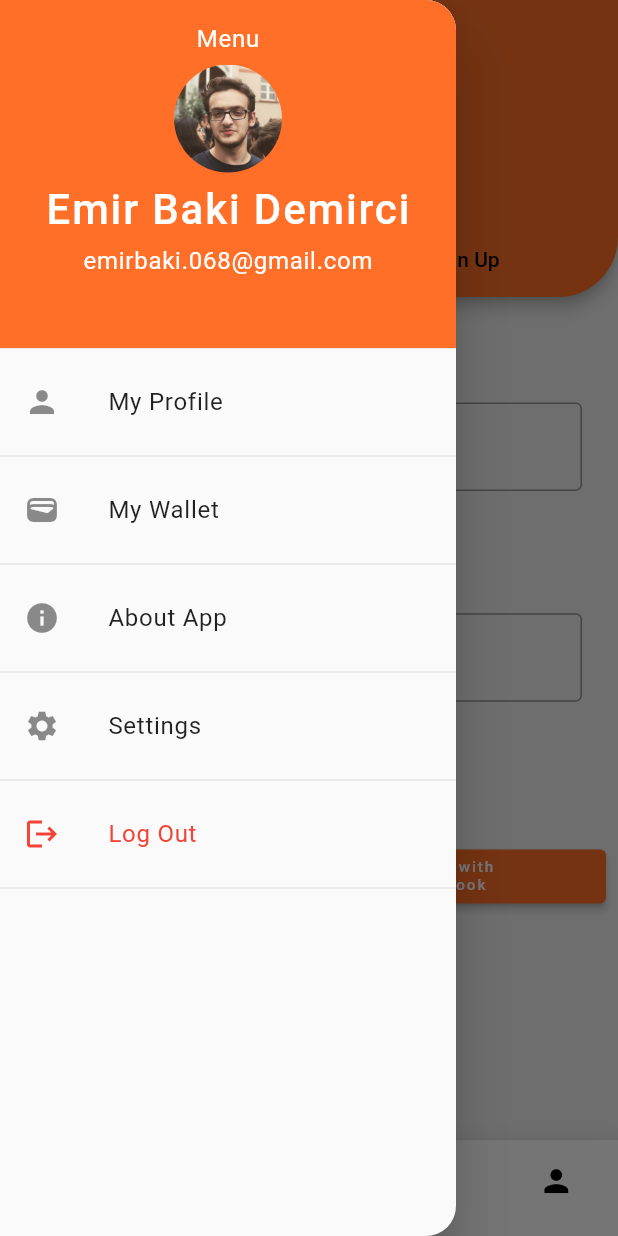
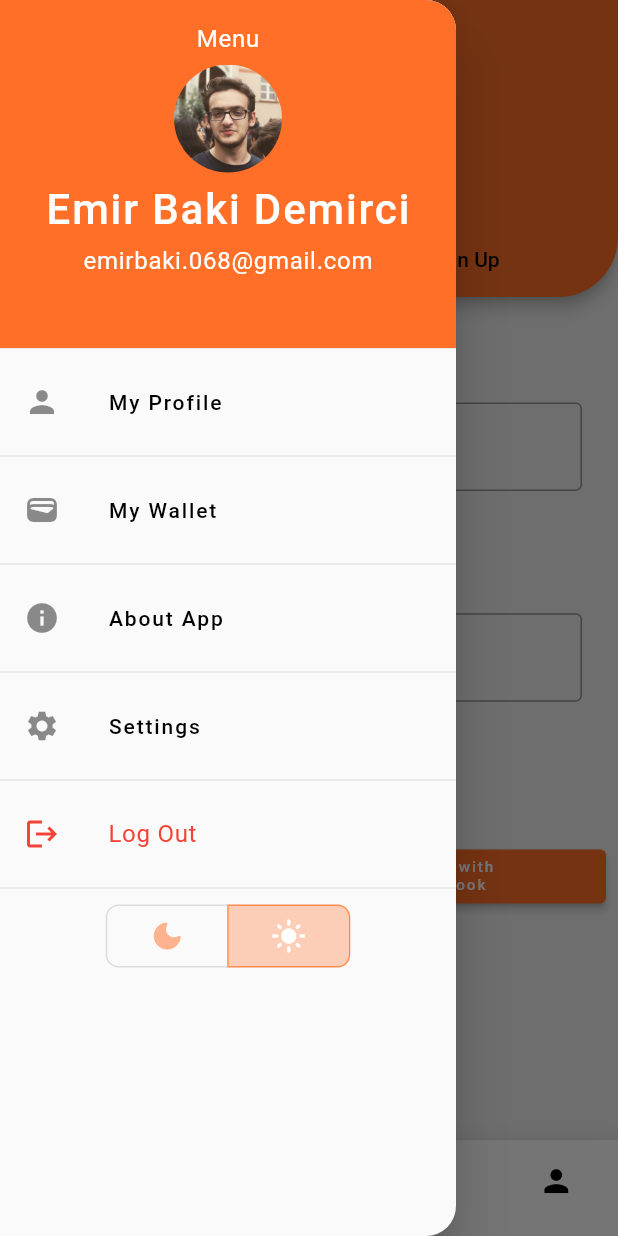
Before and after one commit to emirbaki/Homate, a Flutter app: the screen it shows after launch, with the side drawer open, on a phone screen of 412 x 824 dp. Run offline on Flutter 3.47's test engine with Material 2 defaults, Android fonts, the phone set to English and light mode, and no system bars; our stand-ins replace carousel_slider, get_it, google_fonts; missing offline and left inert: checkdigit.

Commit message:
dark tema switchi eklendi

```diff
--- a/lib/main.dart
+++ b/lib/main.dart
@@ -11,8 +11,28 @@ void main() {
   runApp(const MyApp());
 }
 
-class MyApp extends StatelessWidget {
+class MyApp extends StatefulWidget {
   const MyApp({super.key});
+
+  @override
+  State<MyApp> createState() => _MyAppState();
+
+  static _MyAppState of(BuildContext context) =>
+      context.findAncestorStateOfType<_MyAppState>()!;
+}
+
+class _MyAppState extends State<MyApp> {
+  ThemeMode _themeMode = ThemeMode.light;
+
+  void changeTheme(ThemeMode mode) {
+    setState(() {
+      _themeMode = mode;
+    });
+  }
+
+  ThemeMode getTheme() {
+    return _themeMode;
+  }
 
   // This widget is the root of your application.
   @override
@@ -21,22 +41,9 @@ class MyApp extends StatelessWidget {
       title: 'Homate',
       debugShowCheckedModeBanner: false,
 
-      theme: ThemeData(
-        primarySwatch: HomateColorHelper.homateOrange,
-        fontFamily: GoogleFonts.roboto().fontFamily,
-        textTheme: HomateThemeHelper.textTheme,
-        floatingActionButtonTheme: FloatingActionButtonThemeData(
-            backgroundColor: HomateColorHelper.homateOrange),
-        tabBarTheme: const TabBarTheme(
-            indicator: UnderlineTabIndicator(
-                insets: EdgeInsets.symmetric(horizontal: 50),
-                borderRadius: BorderRadius.all(Radius.circular(5)),
-                borderSide: BorderSide(
-                    color: Colors.white, style: BorderStyle.solid, width: 2)),
-            labelColor: Colors.white,
-            unselectedLabelColor: Colors.black,
-            indicatorColor: Colors.white),
-      ),
+      theme: HomateThemeHelper.lightTheme,
+      darkTheme: HomateThemeHelper.darkTheme,
+      themeMode: _themeMode,
       initialRoute: '/',
       routes: {
         '/': (context) => pages[0],
--- a/lib/utilities/theme_utilities.dart
+++ b/lib/utilities/theme_utilities.dart
@@ -1,8 +1,55 @@
 import 'package:flutter/material.dart';
 import 'package:google_fonts/google_fonts.dart';
 
+import 'color_utilities.dart';
+
 class HomateThemeHelper {
-  static TextTheme textTheme = TextTheme(
+  static ThemeData darkTheme = ThemeData(
+    colorScheme: ColorScheme.dark(
+      background: const Color.fromARGB(255, 46, 46, 46),
+      primary: HomateColorHelper.homateOrange,
+    ),
+    fontFamily: GoogleFonts.roboto().fontFamily,
+    textTheme: HomateThemeHelper.darkTextTheme,
+    floatingActionButtonTheme: FloatingActionButtonThemeData(
+        foregroundColor: Colors.white,
+        backgroundColor: HomateColorHelper.homateOrange),
+    tabBarTheme: TabBarTheme(
+        indicator: UnderlineTabIndicator(
+            insets: const EdgeInsets.symmetric(horizontal: 50),
+            borderRadius: const BorderRadius.all(Radius.circular(5)),
+            borderSide: BorderSide(
+                color: HomateColorHelper.homateOrange,
+                style: BorderStyle.solid,
+                width: 2)),
+        labelColor: HomateColorHelper.homateOrange.shade900,
+        unselectedLabelColor: Colors.white,
+        indicatorColor: HomateColorHelper.homateOrange.shade900),
+    iconTheme: const IconThemeData(color: Colors.white),
+  );
+
+  static ThemeData lightTheme = ThemeData(
+    colorScheme: ColorScheme.light(
+      background: const Color.fromARGB(255, 239, 239, 239),
+      primary: HomateColorHelper.homateOrange,
+    ),
+    fontFamily: GoogleFonts.roboto().fontFamily,
+    textTheme: HomateThemeHelper.lightTextTheme,
+    floatingActionButtonTheme: FloatingActionButtonThemeData(
+        backgroundColor: HomateColorHelper.homateOrange),
+    tabBarTheme: const TabBarTheme(
+        indicator: UnderlineTabIndicator(
+            insets: EdgeInsets.symmetric(horizontal: 50),
+            borderRadius: BorderRadius.all(Radius.circular(5)),
+            borderSide: BorderSide(
+                color: Colors.white, style: BorderStyle.solid, width: 2)),
+        labelColor: Colors.white,
+        unselectedLabelColor: Colors.black,
+        indicatorColor: Colors.white),
+    iconTheme: const IconThemeData(color: Colors.black),
+  );
+
+  static TextTheme lightTextTheme = TextTheme(
     displayLarge: GoogleFonts.roboto(
         fontSize: 97, fontWeight: FontWeight.w300, letterSpacing: -1.5),
     displayMedium: GoogleFonts.roboto(
@@ -29,4 +76,66 @@ class HomateThemeHelper {
     labelSmall: GoogleFonts.roboto(
         fontSize: 10, fontWeight: FontWeight.w400, letterSpacing: 1.5),
   );
+
+  static TextTheme darkTextTheme = TextTheme(
+    displayLarge: GoogleFonts.roboto(
+        fontSize: 97,
+        fontWeight: FontWeight.w300,
+        letterSpacing: -1.5,
+        color: Colors.black),
+    displayMedium: GoogleFonts.roboto(
+        fontSize: 61,
+        fontWeight: FontWeight.w300,
+        letterSpacing: -0.5,
+        color: Colors.black),
+    displaySmall: GoogleFonts.roboto(
+        fontSize: 48, fontWeight: FontWeight.w400, color: Colors.black),
+    headlineMedium: GoogleFonts.roboto(
+        fontSize: 34,
+        fontWeight: FontWeight.w400,
+        letterSpacing: 0.25,
+        color: Colors.black),
+    headlineSmall: GoogleFonts.roboto(
+        fontSize: 24, fontWeight: FontWeight.w400, color: Colors.black),
+    titleLarge: GoogleFonts.roboto(
+        fontSize: 20,
+        fontWeight: FontWeight.w500,
+        letterSpacing: 0.15,
+        color: Colors.black),
+    titleMedium: GoogleFonts.roboto(
+        fontSize: 16,
+        fontWeight: FontWeight.w400,
+        letterSpacing: 0.15,
+        color: Colors.black),
+    titleSmall: GoogleFonts.roboto(
+        fontSize: 14,
+        fontWeight: FontWeight.w500,
+        letterSpacing: 0.1,
+        color: Colors.black),
+    bodyLarge: GoogleFonts.roboto(
+        fontSize: 16,
+        fontWeight: FontWeight.w400,
+        letterSpacing: 0.5,
+        color: Colors.black),
+    bodyMedium: GoogleFonts.roboto(
+        fontSize: 14,
+        fontWeight: FontWeight.w400,
+        letterSpacing: 0.25,
+        color: Colors.black),
+    labelLarge: GoogleFonts.roboto(
+        fontSize: 14,
+        fontWeight: FontWeight.w500,
+        letterSpacing: 1.25,
+        color: Colors.black),
+    bodySmall: GoogleFonts.roboto(
+        fontSize: 12,
+        fontWeight: FontWeight.w400,
+        letterSpacing: 0.4,
+        color: Colors.black),
+    labelSmall: GoogleFonts.roboto(
+        fontSize: 10,
+        fontWeight: FontWeight.w400,
+        letterSpacing: 1.5,
+        color: Colors.black),
+  );
 }
--- a/lib/widgets/bottom_bar_widget.dart
+++ b/lib/widgets/bottom_bar_widget.dart
@@ -22,7 +22,7 @@ class BottomBarWidget extends StatelessWidget {
         duration: const Duration(milliseconds: 600),
         selectedColorOpacity: 0.1,
         selectedItemColor: HomateColorHelper.homateOrange,
-        unselectedItemColor: Colors.black,
+        // unselectedItemColor: Colors.black,
         currentIndex: currentIndex,
         onTap: (i) {
           if (i != currentIndex) {
--- a/lib/widgets/homate_drawer.dart
+++ b/lib/widgets/homate_drawer.dart
@@ -1,6 +1,9 @@
 import 'package:flutter/material.dart';
 import 'package:homate/data/users.dart';
+import 'package:homate/utilities/theme_utilities.dart';
+import 'package:homate/widgets/theme_switch.dart';
 
+import '../main.dart';
 import '../utilities/color_utilities.dart';
 
 class HomateDrawer extends StatelessWidget {
@@ -65,25 +68,41 @@ class HomateDrawer extends StatelessWidget {
               ),
             ),
           ),
-          const ListTile(
-            leading: Icon(Icons.person),
-            title: Text('My Profile'),
+          ListTile(
+            leading: const Icon(Icons.person),
+            title: Text('My Profile',
+                style: Theme.of(context).textTheme.labelLarge!.copyWith(
+                    color: MyApp.of(context).getTheme() == ThemeMode.light
+                        ? Colors.black
+                        : Colors.white)),
           ),
           const Divider(),
-          const ListTile(
-            leading: Icon(Icons.wallet),
-            title: Text('My Wallet'),
+          ListTile(
+            leading: const Icon(Icons.wallet),
+            title: Text('My Wallet',
+                style: Theme.of(context).textTheme.labelLarge!.copyWith(
+                    color: MyApp.of(context).getTheme() == ThemeMode.light
+                        ? Colors.black
+                        : Colors.white)),
           ),
           const Divider(),
-          const AboutListTile(
-            icon: Icon(Icons.info),
+          AboutListTile(
+            icon: const Icon(Icons.info),
             applicationVersion: 'alpha 1.0',
-            child: Text('About App'),
+            child: Text('About App',
+                style: Theme.of(context).textTheme.labelLarge!.copyWith(
+                    color: MyApp.of(context).getTheme() == ThemeMode.light
+                        ? Colors.black
+                        : Colors.white)),
           ),
           const Divider(),
-          const ListTile(
-            leading: Icon(Icons.settings),
-            title: Text('Settings'),
+          ListTile(
+            leading: const Icon(Icons.settings),
+            title: Text('Settings',
+                style: Theme.of(context).textTheme.labelLarge!.copyWith(
+                    color: MyApp.of(context).getTheme() == ThemeMode.light
+                        ? Colors.black
+                        : Colors.white)),
           ),
           const Divider(),
           const ListTile(
@@ -93,6 +112,7 @@ class HomateDrawer extends StatelessWidget {
             iconColor: Colors.red,
           ),
           const Divider(),
+          const Center(child: ThemeSwitch()),
         ],
       ),
     );
--- /dev/null
+++ b/lib/widgets/theme_switch.dart
@@ -0,0 +1,48 @@
+import 'package:flutter/material.dart';
+import 'package:homate/main.dart';
+import 'package:homate/utilities/color_utilities.dart';
+
+class ThemeSwitch extends StatefulWidget {
+  const ThemeSwitch({Key? key}) : super(key: key);
+
+  @override
+  State<ThemeSwitch> createState() => _ThemeSwitchState();
+}
+
+const List<Widget> icons = <Widget>[
+  Icon(Icons.dark_mode_rounded),
+  Icon(Icons.light_mode),
+];
+
+class _ThemeSwitchState extends State<ThemeSwitch> {
+  List<bool> modes = [false, true];
+  @override
+  Widget build(BuildContext context) {
+    return ToggleButtons(
+      direction: Axis.horizontal,
+      onPressed: (int index) {
+        setState(() {
+          // The button that is tapped is set to true, and the others to false.
+          for (int i = 0; i < modes.length; i++) {
+            modes[i] = i == index;
+            if (modes[i]) {
+              MyApp.of(context)
+                  .changeTheme(i == 0 ? ThemeMode.dark : ThemeMode.light);
+            }
+          }
+        });
+      },
+      borderRadius: const BorderRadius.all(Radius.circular(8)),
+      selectedBorderColor: HomateColorHelper.homateOrange[700],
+      selectedColor: Colors.white,
+      fillColor: HomateColorHelper.homateOrange[200],
+      color: HomateColorHelper.homateOrange[400],
+      constraints: const BoxConstraints(
+        minHeight: 40.0,
+        minWidth: 80.0,
+      ),
+      isSelected: modes,
+      children: icons,
+    );
+  }
+}
```
